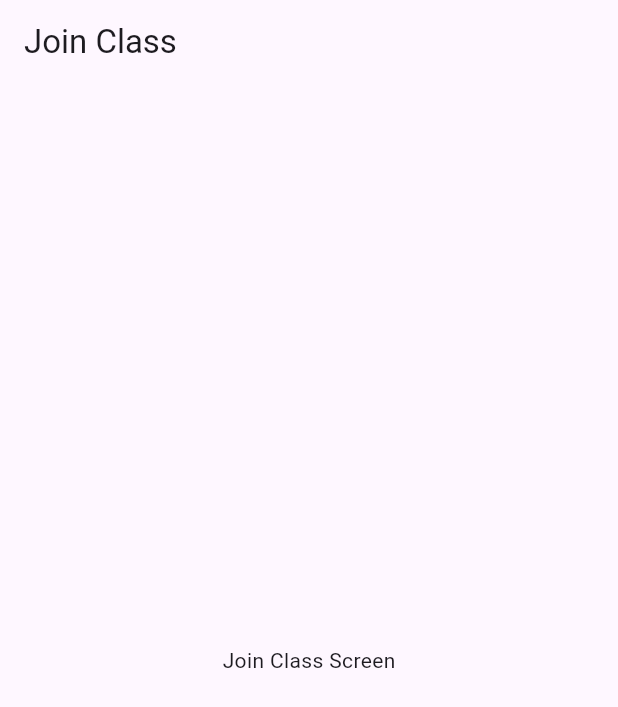
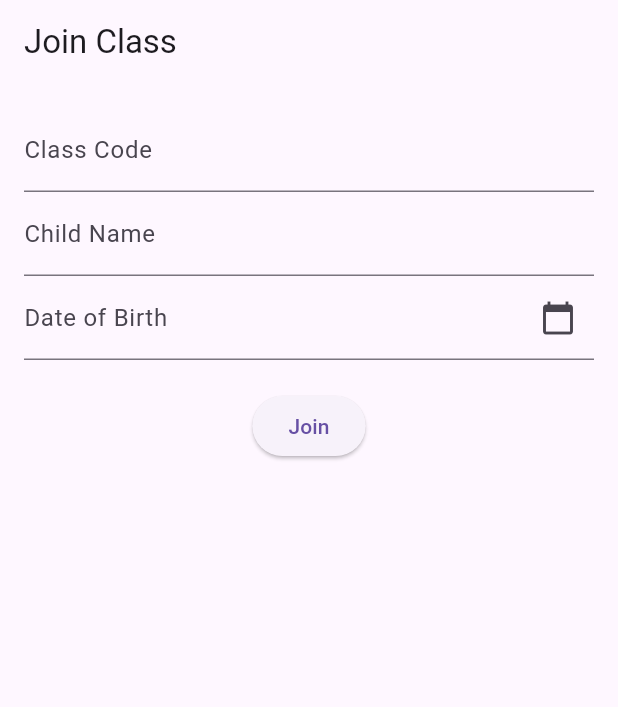
Before and after one commit to axislinn/Bumblebee-Parent, a Flutter app: the JoinClassPage screen opened directly, on a phone screen of 412 x 824 dp. Shown: the top 707 px of the screen. Run offline on Flutter 3.47's test engine with Material 3 defaults, Android fonts, the phone set to English and light mode, and no system bars; our stand-ins replace bloc, equatable, flutter_bloc, google_nav_bar, image_picker, shared_preferences; accounts and stored records are empty.

Commit message:
join class edited

```diff
--- /dev/null
+++ b/lib/bloc/join_class_bloc.dart/join_class_bloc.dart
@@ -0,0 +1,30 @@
+import 'package:bloc/bloc.dart';
+import 'package:bumblebee/data/repository/repositories/join_class_repository.dart';
+import 'join_class_event.dart';
+import 'join_class_state.dart';
+
+
+class JoinClassBloc extends Bloc<JoinClassEvent, JoinClassState> {
+  final JoinClassRepository joinclassRepository;
+
+  JoinClassBloc({required this.joinclassRepository}) : super(JoinClassInitial()) {
+
+    on<JoinButtonPressed>(_onJoinButtonPressed);
+  }
+
+  Future<void> _onJoinButtonPressed(
+      JoinButtonPressed event, Emitter<JoinClassState> emit) async {
+    emit(JoinClassLoading());
+
+    try {
+      await joinclassRepository.joinClass(
+        event.classCode,
+        event.childName,
+        event.studentDOB,
+      );
+      emit(JoinClassSuccess());
+    } catch (e) {
+      emit(JoinClassFailure(e.toString()));
+    }
+  }
+}
--- /dev/null
+++ b/lib/bloc/join_class_bloc.dart/join_class_event.dart
@@ -0,0 +1,13 @@
+abstract class JoinClassEvent {}
+
+class JoinButtonPressed extends JoinClassEvent {
+  final String classCode;
+  final String childName;
+  final DateTime studentDOB;
+
+  JoinButtonPressed({
+    required this.classCode,
+    required this.childName,
+    required this.studentDOB,
+  });
+}
--- /dev/null
+++ b/lib/bloc/join_class_bloc.dart/join_class_state.dart
@@ -0,0 +1,23 @@
+import 'package:equatable/equatable.dart';
+
+abstract class JoinClassState extends Equatable {
+  const JoinClassState();
+
+  @override
+  List<Object> get props => [];
+}
+
+class JoinClassInitial extends JoinClassState {}
+
+class JoinClassLoading extends JoinClassState {}
+
+class JoinClassSuccess extends JoinClassState {}
+
+class JoinClassFailure extends JoinClassState {
+  final String error;
+
+  const JoinClassFailure(this.error);
+
+  @override
+  List<Object> get props => [error];
+}
--- /dev/null
+++ b/lib/data/repository/repositories/join_class_repository.dart
@@ -0,0 +1,51 @@
+import 'dart:convert';
+import 'package:http/http.dart' as http;
+import 'package:intl/intl.dart';
+import 'package:shared_preferences/shared_preferences.dart';
+
+class JoinClassRepository {
+  final String baseUrl =
+      'https://bumblebeeflutterdeploy-production.up.railway.app';
+
+  Future<void> joinClass(
+      String classCode, String childName, DateTime studentDOB) async {
+    print('Class Code: $classCode');
+    print('Child Name: $childName');
+    print('Date of Birth: ${studentDOB.toIso8601String()}');
+
+    String formattedDate = DateFormat('yyyy MM dd').format(studentDOB);
+    print('Date of Birth: $formattedDate');
+
+    final prefs = await SharedPreferences.getInstance();
+    final String? token = prefs.getString('user_Token');
+
+    final response = await http.post(
+      Uri.parse('$baseUrl/api/request/create'),
+      headers: {
+        'Content-Type': 'application/json',
+        'Authorization': 'Bearer $token',
+      },
+      body: jsonEncode({
+        'classCode': classCode,
+        'childName': childName,
+        'studentDOB': formattedDate,
+      }),
+    );
+    print('Response status: ${response.statusCode}');
+    print('Response body: ${response.body}');
+
+    if (classCode.isEmpty) {
+      throw Exception('Class code cannot be empty');
+    }
+
+    if (response.statusCode == 404) {
+      print('No classes available for the provided code');
+      throw Exception('No classes available for the provided code');
+    } else if (response.statusCode != 200) {
+      print('Failed to join class');
+      throw Exception('Failed to join class');
+    } else {
+      print('Successfully joined class: $classCode');
+    }
+  }
+}
--- a/lib/data/repository/repositories/user_repository.dart
+++ b/lib/data/repository/repositories/user_repository.dart
@@ -67,7 +67,6 @@ Future<UserModel> authenticate({required String email, required String password}
         'relationship': relationship,
       }),
     );
-=======
 
   // Print response details for debugging
   print('Response status: ${response.statusCode}');
--- a/lib/screens/auth/signupscreen.dart
+++ b/lib/screens/auth/signupscreen.dart
@@ -98,7 +98,6 @@ class RegisterScreen extends StatelessWidget {
                   },
                 ),
               ],
-=======
             ),
           ),
         ),
--- a/lib/screens/navi_drawer/drawer/join_class_screen.dart
+++ b/lib/screens/navi_drawer/drawer/join_class_screen.dart
@@ -1,13 +1,124 @@
+
+import 'package:bumblebee/bloc/join_class_bloc.dart/join_class_bloc.dart';
+import 'package:bumblebee/bloc/join_class_bloc.dart/join_class_event.dart';
+import 'package:bumblebee/bloc/join_class_bloc.dart/join_class_state.dart';
+import 'package:bumblebee/data/repository/repositories/join_class_repository.dart';
+import 'package:bumblebee/screens/navi_drawer/drawer/class_list.dart';
 import 'package:flutter/material.dart';
+import 'package:flutter_bloc/flutter_bloc.dart';
+
 
 class JoinClassPage extends StatelessWidget {
-  const JoinClassPage({super.key});
+  final JoinClassBloc joinClassBloc =
+      JoinClassBloc(joinclassRepository: JoinClassRepository());
 
   @override
   Widget build(BuildContext context) {
     return Scaffold(
-      appBar: AppBar(title: const Text('Join Class')),
-      body: const Center(child: Text('Join Class Screen')),
+      appBar: AppBar(
+        title: const Text('Join Class'),
+      ),
+      body: BlocProvider(
+        create: (context) => joinClassBloc,
+        child: JoinClassForm(),
+      ),
     );
   }
 }
+
+// Join Class Form
+class JoinClassForm extends StatefulWidget {
+  @override
+  _JoinClassFormState createState() => _JoinClassFormState();
+}
+
+class _JoinClassFormState extends State<JoinClassForm> {
+  final _classCodeController = TextEditingController();
+  final _childNameController = TextEditingController();
+  final _studentDOBController = TextEditingController();
+
+  DateTime? selectedDate;
+
+  @override
+  Widget build(BuildContext context) {
+    return BlocListener<JoinClassBloc, JoinClassState>(
+      listener: (context, state) {
+        if (state is JoinClassSuccess) {
+          ScaffoldMessenger.of(context).showSnackBar(
+              const SnackBar(content: Text('Joined class successfully')));
+          Navigator.push(
+            context,
+            MaterialPageRoute(builder: (context) => ClassListPage()),
+          );
+        } else if (state is JoinClassFailure) {
+          ScaffoldMessenger.of(context).showSnackBar(
+              SnackBar(content: Text('Failed to join class: ${state.error}')));
+        }
+      },
+      child: Padding(
+        padding: const EdgeInsets.all(16.0),
+        child: Column(
+          children: [
+            TextField(
+              controller: _classCodeController,
+              decoration: const InputDecoration(labelText: 'Class Code'),
+            ),
+            TextField(
+              controller: _childNameController,
+              decoration: const InputDecoration(labelText: 'Child Name'),
+            ),
+            TextFormField(
+              controller: _studentDOBController,
+              decoration: const InputDecoration(
+                labelText: 'Date of Birth',
+                suffixIcon: Icon(Icons.calendar_today),
+              ),
+              onTap: () async {
+                FocusScope.of(context).requestFocus(FocusNode());
+                final DateTime? pickedDate = await showDatePicker(
+                  context: context,
+                  initialDate: selectedDate ?? DateTime.now(),
+                  firstDate: DateTime(1900),
+                  lastDate: DateTime.now(),
+                );
+                if (pickedDate != null) {
+                  setState(() {
+                    selectedDate = pickedDate;
+                    _studentDOBController.text =
+                        "${pickedDate.toLocal()}".split(' ')[0];
+                  });
+                }
+              },
+            ),
+            const SizedBox(height: 20),
+            ElevatedButton(
+              onPressed: () {
+                final classCode = _classCodeController.text;
+                final childName = _childNameController.text;
+
+                DateTime? studentDOB;
+                if (_studentDOBController.text.isNotEmpty) {
+                  studentDOB = DateTime.parse(_studentDOBController.text);
+                }
+
+                if (studentDOB != null) {
+                  context.read<JoinClassBloc>().add(JoinButtonPressed(
+                        classCode: classCode,
+                        childName: childName,
+                        studentDOB: selectedDate!,
+                      ));
+                } else {
+                  ScaffoldMessenger.of(context).showSnackBar(
+                    const SnackBar(
+                        content: Text('Please select a valid date of birth')),
+                  );
+                }
+              },
+              child: const Text('Join'),
+            )
+          ],
+        ),
+      ),
+    );
+  }
+}
--- a/lib/screens/navi_drawer/navi_drawer_screen.dart
+++ b/lib/screens/navi_drawer/navi_drawer_screen.dart
@@ -84,7 +84,7 @@ class _NaviDrawerState extends State<NaviDrawer> {
               Navigator.pop(context);
               Navigator.of(context).pushAndRemoveUntil(
                 PageRouteBuilder(
-                  pageBuilder: (context, animation, secondaryAnimation) => const JoinClassPage(),
+                  pageBuilder: (context, animation, secondaryAnimation) => JoinClassPage(),
                   transitionsBuilder: (context, animation, secondaryAnimation, child) {
                     return child;
                   },
--- a/pubspec.yaml
+++ b/pubspec.yaml
@@ -42,6 +42,7 @@ dependencies:
   shared_preferences: ^2.3.2
   google_nav_bar: ^5.0.6
   image_picker: ^1.1.2
+  intl: ^0.19.0
 
 dev_dependencies:
   flutter_test:
```
Also changed, not shown: lib/models/join_class_model.dart (added, +11 -0 lines), lib/screens/navi_drawer/drawer/class_list.dart (added, +35 -0 lines), pubspec.lock.
